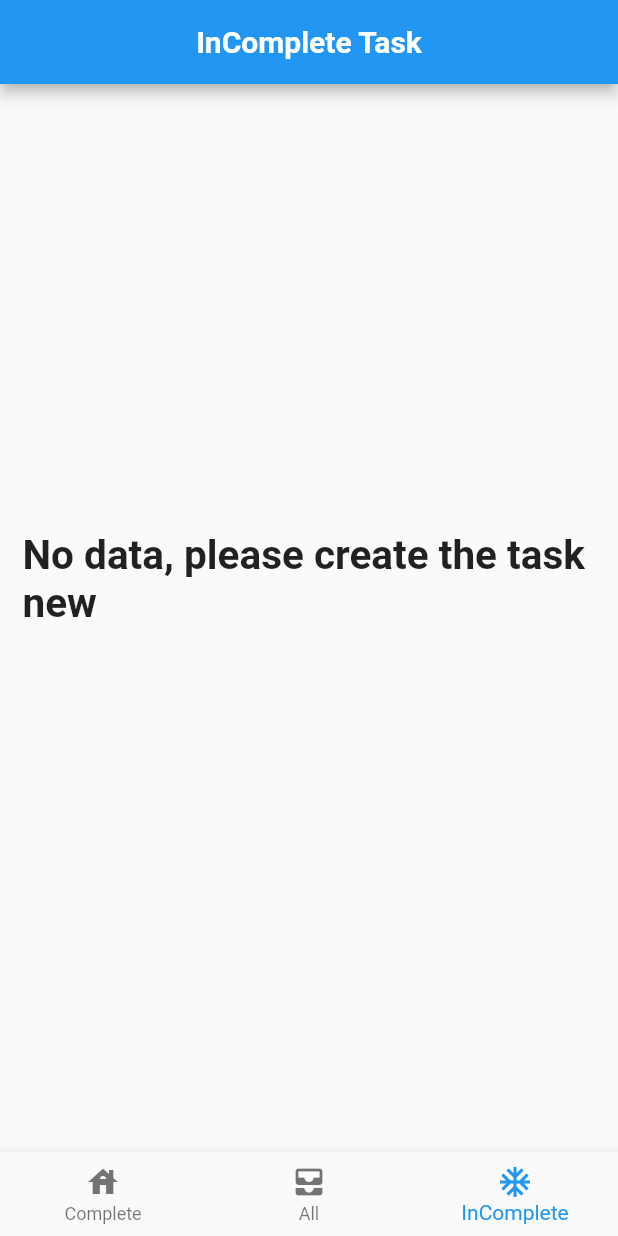
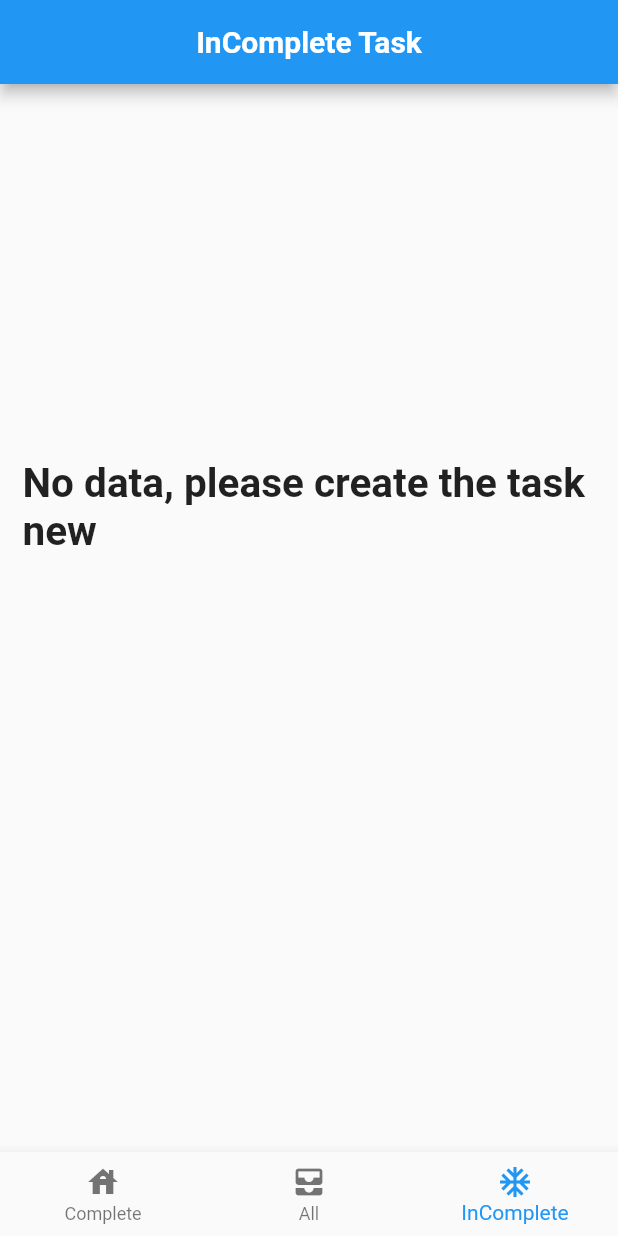
Before and after one commit to davan997/to_do_list, a Flutter app: the screen it shows after launch, item 3 of the bottom bar chosen, on a phone screen of 412 x 824 dp. Run offline on Flutter 3.47's test engine with Material 2 defaults, Android fonts, the phone set to English and light mode, and no system bars.

Commit message:
looix lawms rooif

```diff
--- a/lib/data/data.dart
+++ /dev/null
@@ -1,3 +0,0 @@
-import 'package:to_do_list/model/question.dart';
-
-List<Question> nhungcauhoi = <Question>[];
--- /dev/null
+++ b/lib/data/liststream.dart
@@ -0,0 +1,25 @@
+import 'package:flutter/material.dart';
+import 'package:to_do_list/stream.dart';
+
+MyStream callback() => MyStream();
+
+class ListStream extends StatelessWidget{
+
+  @override
+  Widget build(BuildContext context) {
+    return StreamBuilder(
+        stream: callback().getStream,
+        builder: (context, snapshot) =>
+            Column(
+              children: [
+                Container(
+                    padding: const EdgeInsets.fromLTRB(15, 250, 10, 0),
+                    child: Text(snapshot.hasData ? snapshot.data.toString() : "No data, please create the task new",
+                      style: const TextStyle(fontSize: 27, fontWeight: FontWeight.bold),
+                    )
+                ),
+              ],
+            )
+    );
+  }
+}
--- a/lib/page/activity_incomplete.dart
+++ b/lib/page/activity_incomplete.dart
@@ -1,5 +1,5 @@
 import 'package:flutter/material.dart';
-import 'package:to_do_list/page/activity_question.dart';
+import 'package:to_do_list/data/liststream.dart';
 
 class InComplete extends StatefulWidget{
   @override
@@ -23,16 +23,7 @@ class _InComplete extends State<InComplete>{
               textDirection: TextDirection.ltr,),
           ),
         ),
-        body: StreamBuilder(
-          stream: callback().getStream,
-          builder: (context, snapshot) {
-            return Container(padding: const EdgeInsets.fromLTRB(15, 298, 10, 0),
-                child: Text(snapshot.hasData ? snapshot.data.toString() : "No data, please create the task new",
-                    style: const TextStyle(fontSize: 27, fontWeight: FontWeight.bold)
-              )
-            );
-          },
-        )
+        body: ListStream()
       ),
     );
   }
--- a/lib/page/activity_question.dart
+++ b/lib/page/activity_question.dart
@@ -1,8 +1,6 @@
-import 'dart:ui';
-
 import 'package:flutter/material.dart';
 import 'package:to_do_list/dialog.dart';
-import 'package:to_do_list/stream.dart';
+import 'package:to_do_list/data/liststream.dart';
 
 class AQusetion extends StatefulWidget{
   const AQusetion({Key? key}) : super(key: key);
@@ -12,19 +10,7 @@ class AQusetion extends StatefulWidget{
   }
 }
 
-MyStream callback(){
-  MyStream myStream = MyStream();
-  return myStream;
-}
-
 class _AQusetion extends State<AQusetion>{
-
-  @override
-  void dispose() {
-    callback().dispose();
-    super.dispose();
-  }
-
   @override
   Widget build(BuildContext context) {
     return MaterialApp(
@@ -53,21 +39,11 @@ class _AQusetion extends State<AQusetion>{
                   ),
                   onPressed: () => showDialog(
                     context: context,
-                    builder: (context) => testAlertDialog()
+                    builder: (context) => const testAlertDialog()
                   ),
                 ),
               ),
-              StreamBuilder(stream: callback().getStream, builder: (context, snapshot) =>
-                Column(
-                  children: [
-                    Container(
-                      padding: const EdgeInsets.fromLTRB(15, 250, 10, 0),
-                        child: Text(snapshot.hasData ? snapshot.data.toString() : "No data, please create the task new",
-                          style: const TextStyle(fontSize: 27, fontWeight: FontWeight.bold),
-                        )
-                    ),
-                  ],
-                ))
+              ListStream()
             ],
           ),
         ),
```
Also changed, not shown: lib/dialog.dart (+5 -8 lines), lib/page/acvitici_complete.dart (+2 -11 lines), lib/stream.dart (+7 -18 lines).
